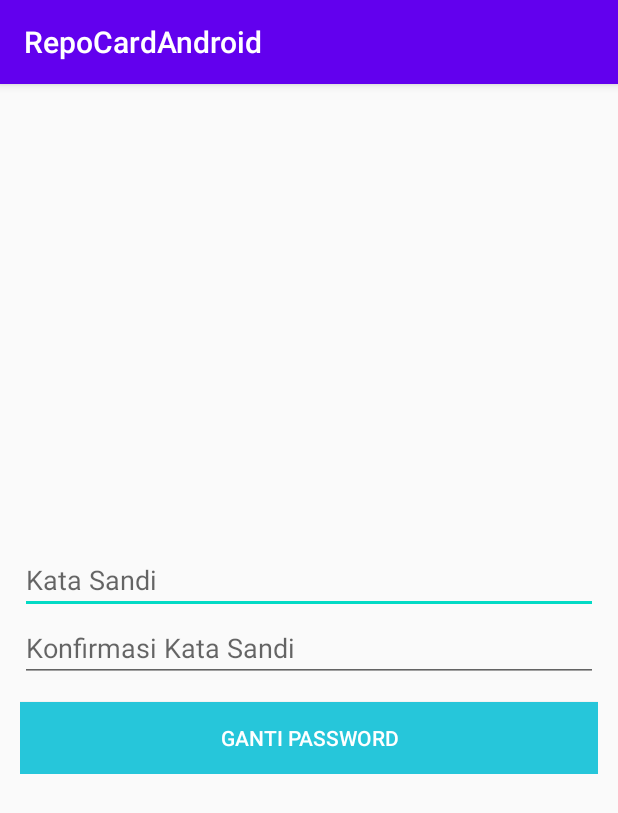
After one commit to dvlwj/Repocard-Mobile, an Android app: the ChangePasswordActivity screen opened directly, with no data from a screen before it, on a phone screen of 412 x 824 dp. The commit adds this screen. Shown: the top 813 px of the screen. Run offline under Robolectric (Android 15) with nearby library versions, the phone set to English and light mode, and no system bars; our stand-ins replace sdp/ssp sizes; libraries missing offline, so code that uses them is left out: com.github.kittinunf.fuel, com.github.kittinunf.result.

Commit message:
add change password feature

```diff
--- a/app/src/main/AndroidManifest.xml
+++ b/app/src/main/AndroidManifest.xml
@@ -19,8 +19,8 @@
                 <category android:name="android.intent.category.LAUNCHER" />
             </intent-filter>
         </activity>
-        <activity
-            android:name=".DashboardActivity"/>
+        <activity android:name=".DashboardActivity"/>
+        <activity android:name=".ChangePasswordActivity"/>
     </application>
     <uses-permission android:name="android.permission.INTERNET" />
     <uses-permission android:name="android.permission.ACCESS_NETWORK_STATE" />
--- a/app/src/main/java/com/example/repocardandroid/utils/ServerAddress.kt
+++ b/app/src/main/java/com/example/repocardandroid/utils/ServerAddress.kt
@@ -7,6 +7,8 @@ object ServerAddress {
 //    private const val MainUrl = ""
     const val Login = "/login"
     const val LoginStudent = "/login/siswa"
+    const val ChangePassword = "/changePassword"
+    const val ChangePasswordSiswa = "/changePassword/student"
 //    const val Petugas = MainUrl+"petugas"
 //    const val Absen = MainUrl+"absen"
 //    const val StatusSiswa = MainUrl+"siswa/"
--- /dev/null
+++ b/app/src/main/res/layout/activity_change_password.xml
@@ -0,0 +1,36 @@
+<?xml version="1.0" encoding="utf-8"?>
+<androidx.constraintlayout.widget.ConstraintLayout xmlns:android="http://schemas.android.com/apk/res/android"
+    android:layout_width="match_parent"
+    android:layout_height="match_parent"
+    xmlns:app="http://schemas.android.com/apk/res-auto">
+    <LinearLayout
+        android:layout_width="match_parent"
+        android:layout_height="wrap_content"
+        app:layout_constraintTop_toTopOf="parent"
+        app:layout_constraintBottom_toBottomOf="parent"
+        app:layout_constraintLeft_toLeftOf="parent"
+        app:layout_constraintRight_toRightOf="parent"
+        android:padding="@dimen/_10ssp"
+        android:orientation="vertical">
+        <EditText
+            android:layout_width="match_parent"
+            android:layout_height="wrap_content"
+            android:inputType="textPassword"
+            android:id="@+id/password1"
+            android:hint="Kata Sandi"/>
+        <EditText
+            android:layout_width="match_parent"
+            android:layout_height="wrap_content"
+            android:inputType="textPassword"
+            android:id="@+id/password2"
+            android:hint="Konfirmasi Kata Sandi"/>
+        <Button
+            android:layout_width="match_parent"
+            android:layout_height="wrap_content"
+            android:background="#26C6DA"
+            android:textColor="#fff"
+            android:layout_marginTop="@dimen/_10ssp"
+            android:id="@+id/change_password_button"
+            android:text="GANTI PASSWORD"/>
+    </LinearLayout>
+</androidx.constraintlayout.widget.ConstraintLayout>
```
Also changed, not shown: app/src/main/java/com/example/repocardandroid/ChangePasswordActivity.kt (added, +75 -0 lines), app/src/main/java/com/example/repocardandroid/DashboardActivity.kt (+12 -0 lines), app/src/main/res/layout/activity_main.xml (+2 -9 lines).
